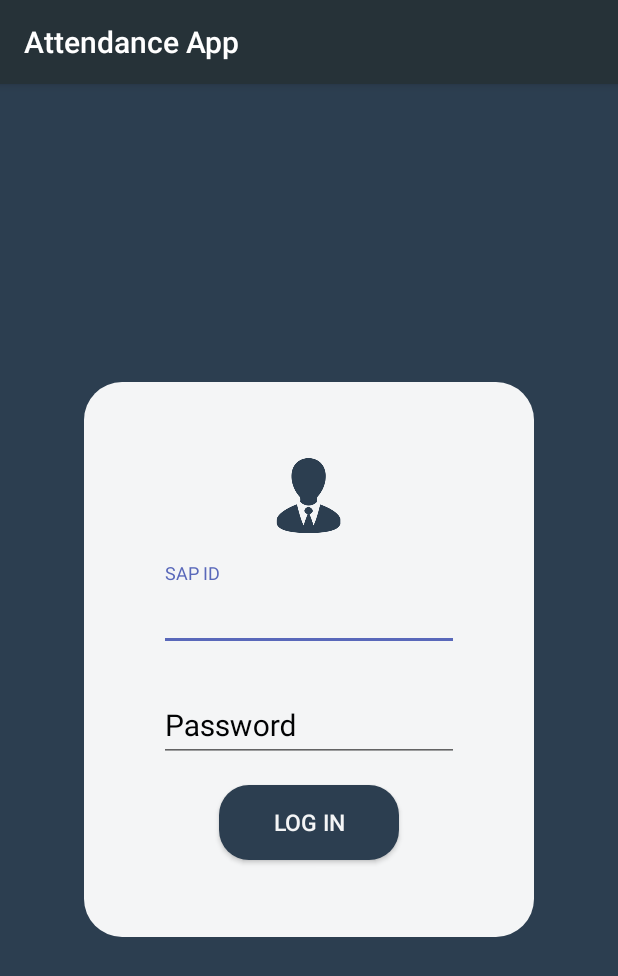
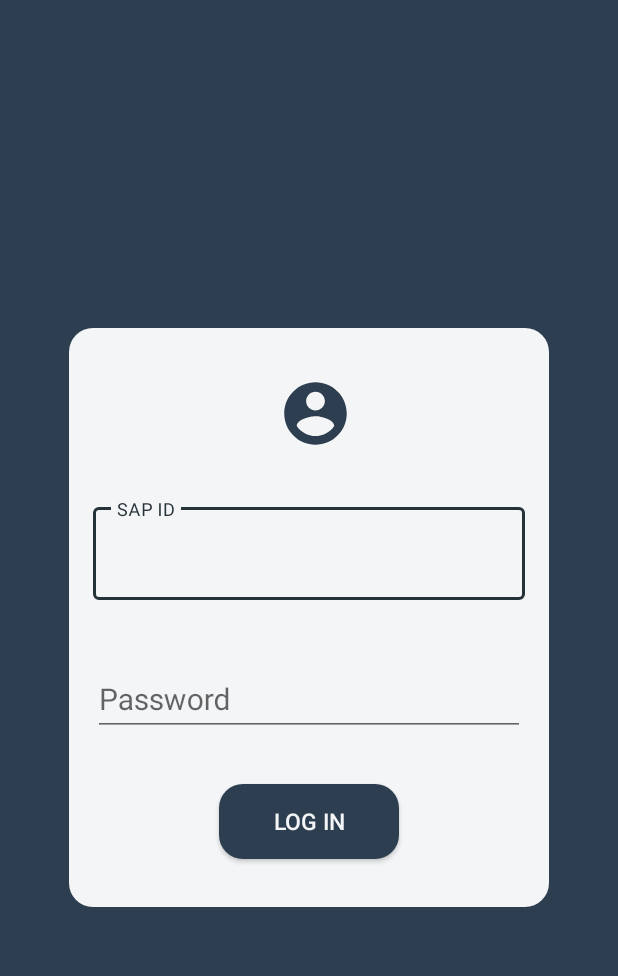
Before and after one commit to djunicode/attendance-android-app, an Android app: the screen it shows after launch (LoginActivity), on a phone screen of 412 x 824 dp. Shown: the top 976 px of the screen. Run offline under Robolectric (Android 15) with nearby library versions, the phone set to English and light mode, and no system bars.

Commit message:
Logout and Layout adjustments

```diff
--- a/app/src/main/AndroidManifest.xml
+++ b/app/src/main/AndroidManifest.xml
@@ -9,8 +9,7 @@
         android:roundIcon="@mipmap/ic_launcher_round"
         android:supportsRtl="true"
         android:theme="@style/AppTheme">
-        <activity android:name=".LoginActivity">
-
+        <activity android:name=".LoginActivity" android:theme="@style/AppTheme.NoActionBar">
         </activity>
         <activity android:name=".MainActivity">
             <intent-filter>
--- a/app/src/main/java/io/github/djunicode/attendanceapp/LoginActivity.java
+++ b/app/src/main/java/io/github/djunicode/attendanceapp/LoginActivity.java
@@ -1,11 +1,10 @@
 package io.github.djunicode.attendanceapp;
 import android.content.Intent;
 import android.content.SharedPreferences;
-import android.support.v7.app.AlertDialog;
+import android.os.Bundle;
+import android.support.design.widget.TextInputEditText;
 import android.support.v7.app.AppCompatActivity;
-import android.os.Bundle;
 import android.view.View;
-import android.widget.AutoCompleteTextView;
 import android.widget.Button;
 import android.widget.Toast;
 
@@ -22,7 +21,7 @@ import retrofit2.converter.gson.GsonConverterFactory;
 
 public class LoginActivity extends AppCompatActivity {
 
-    AutoCompleteTextView mSap,mPassword;
+    TextInputEditText mSap,mPassword;
     Button mButton;
     String sap,password;
     SharedPreferences spref;
--- a/app/src/main/res/drawable-v24/log_in_button.xml
+++ b/app/src/main/res/drawable-v24/log_in_button.xml
@@ -7,10 +7,10 @@
     <solid android:color="@color/dark_blue"/>
 
     <corners
-        android:topLeftRadius="20dp"
-        android:topRightRadius="20dp"
-        android:bottomLeftRadius="20dp"
-        android:bottomRightRadius="20dp"/>
+        android:topLeftRadius="16dp"
+        android:topRightRadius="16dp"
+        android:bottomLeftRadius="16dp"
+        android:bottomRightRadius="16dp"/>
 
 
 </shape>
--- a/app/src/main/res/drawable-v24/relative_layout_curved_corners.xml
+++ b/app/src/main/res/drawable-v24/relative_layout_curved_corners.xml
@@ -8,7 +8,7 @@
                 <!--android:color="#ffff206a"-->
                 <!--android:width="2dp"-->
                 <!--/>-->
-            <corners android:radius="25dp"/>
+            <corners android:radius="16dp"/>
 
         </shape>
     </item>
--- /dev/null
+++ b/app/src/main/res/drawable/user_logo.xml
@@ -0,0 +1,9 @@
+<vector xmlns:android="http://schemas.android.com/apk/res/android"
+        android:width="24dp"
+        android:height="24dp"
+        android:viewportWidth="24.0"
+        android:viewportHeight="24.0">
+    <path
+        android:fillColor="#FFFFFFFF"
+        android:pathData="M12,2C6.48,2 2,6.48 2,12s4.48,10 10,10 10,-4.48 10,-10S17.52,2 12,2zM12,5c1.66,0 3,1.34 3,3s-1.34,3 -3,3 -3,-1.34 -3,-3 1.34,-3 3,-3zM12,19.2c-2.5,0 -4.71,-1.28 -6,-3.22 0.03,-1.99 4,-3.08 6,-3.08 1.99,0 5.97,1.09 6,3.08 -1.29,1.94 -3.5,3.22 -6,3.22z"/>
+</vector>
--- a/app/src/main/res/layout/activity_login.xml
+++ b/app/src/main/res/layout/activity_login.xml
@@ -10,9 +10,9 @@
 
 
 
-    <RelativeLayout
-        android:layout_width="wrap_content"
-        android:layout_height="370dp"
+    <android.support.constraint.ConstraintLayout
+        android:layout_width="320dp"
+        android:layout_height="wrap_content"
         android:layout_centerInParent="true"
         android:background="@drawable/relative_layout_curved_corners"
         android:gravity="center"
@@ -21,34 +21,41 @@
         >
 
         <ImageView
+            android:id="@+id/imageView2"
             android:layout_width="50dp"
             android:layout_height="50dp"
             android:layout_above="@+id/autocomplete_sap"
-            android:layout_centerHorizontal="true"
+            android:layout_marginStart="16dp"
+            android:layout_marginTop="32dp"
+            android:layout_marginEnd="8dp"
             android:background="@drawable/user_logo"
-            android:layout_marginBottom="20dp"
-            android:backgroundTint="@color/dark_blue"/>
+            android:backgroundTint="@color/dark_blue"
+            app:layout_constraintEnd_toEndOf="parent"
+            app:layout_constraintStart_toStartOf="parent"
+            app:layout_constraintTop_toTopOf="parent" />
 
         <!--#2c3e50-->
 
         <android.support.design.widget.TextInputLayout
-            android:layout_width="wrap_content"
+            android:id="@+id/autocomplete_sap"
+            style="@style/Widget.MaterialComponents.TextInputLayout.OutlinedBox"
+            android:layout_width="0dp"
             android:layout_height="wrap_content"
-            android:id="@+id/autocomplete_sap"
             android:layout_above="@+id/s1"
             android:layout_alignParentStart="true"
-            android:textColorHint="@color/black">
+            android:layout_marginStart="16dp"
+            android:layout_marginTop="32dp"
+            android:layout_marginEnd="16dp"
+            app:layout_constraintEnd_toEndOf="parent"
+            app:layout_constraintStart_toStartOf="parent"
+            app:layout_constraintTop_toBottomOf="@+id/imageView2">
 
-            <AutoCompleteTextView
+            <android.support.design.widget.TextInputEditText
                 android:id="@+id/sap_id"
-                android:layout_width="200dp"
+                android:layout_width="match_parent"
                 android:layout_height="wrap_content"
                 android:layout_alignParentStart="true"
                 android:layout_alignParentTop="true"
-                android:layout_marginBottom="15dp"
-                android:layout_marginLeft="50dp"
-                android:layout_marginRight="50dp"
-                android:layout_marginTop="50dp"
                 android:hint="@string/sap_id"
                 android:imeOptions="actionNext"
                 android:inputType="number"
@@ -59,22 +66,21 @@
 
         <android.support.design.widget.TextInputLayout
             android:id="@+id/s1"
-            android:layout_width="wrap_content"
+            android:layout_width="0dp"
             android:layout_height="wrap_content"
             android:layout_alignParentStart="true"
             android:layout_centerVertical="true"
-            android:textColorHint="@color/black">
+            android:layout_marginStart="16dp"
+            android:layout_marginTop="32dp"
+            android:layout_marginEnd="16dp"
+            app:layout_constraintEnd_toEndOf="parent"
+            app:layout_constraintStart_toStartOf="parent"
+            app:layout_constraintTop_toBottomOf="@+id/autocomplete_sap">
 
-            <AutoCompleteTextView
+            <android.support.design.widget.TextInputEditText
                 android:id="@+id/password"
-                android:layout_width="200dp"
+                android:layout_width="match_parent"
                 android:layout_height="wrap_content"
-                android:layout_alignParentStart="true"
-                android:layout_alignParentTop="true"
-                android:layout_marginBottom="15dp"
-                android:layout_marginLeft="50dp"
-                android:layout_marginRight="50dp"
-                android:layout_marginTop="50dp"
                 android:hint="@string/password"
                 android:imeOptions="actionUnspecified"
                 android:inputType="textPassword"
@@ -84,16 +90,21 @@
         </android.support.design.widget.TextInputLayout>
 
 
-
-
         <Button
             android:id="@+id/button_login"
+            style="@style/EqualButtons"
             android:layout_width="120dp"
             android:layout_height="wrap_content"
             android:layout_below="@+id/s1"
             android:layout_centerHorizontal="true"
-            style="@style/EqualButtons"
+            android:layout_marginStart="16dp"
+            android:layout_marginTop="32dp"
+            android:layout_marginEnd="16dp"
+            android:layout_marginBottom="32dp"
             android:text="@string/log_in"
-            />
-    </RelativeLayout>
+            app:layout_constraintBottom_toBottomOf="parent"
+            app:layout_constraintEnd_toEndOf="parent"
+            app:layout_constraintStart_toStartOf="parent"
+            app:layout_constraintTop_toBottomOf="@+id/s1" />
+    </android.support.constraint.ConstraintLayout>
 </RelativeLayout>
```
Also changed, not shown: app/src/main/java/io/github/djunicode/attendanceapp/StudentSide/StudentHome.java (+17 -4 lines), app/src/main/java/io/github/djunicode/attendanceapp/TeacherSide/TeacherHome.java (+19 -1 lines), app/src/main/res/layout/fragment_form_dialog.xml (+13 -13 lines), app/src/main/res/layout/lecture_item.xml (+6 -5 lines), app/src/main/res/menu/menu_logout.xml (added, +10 -0 lines), app/src/main/res/drawable-v24/user_logo.png (deleted).
